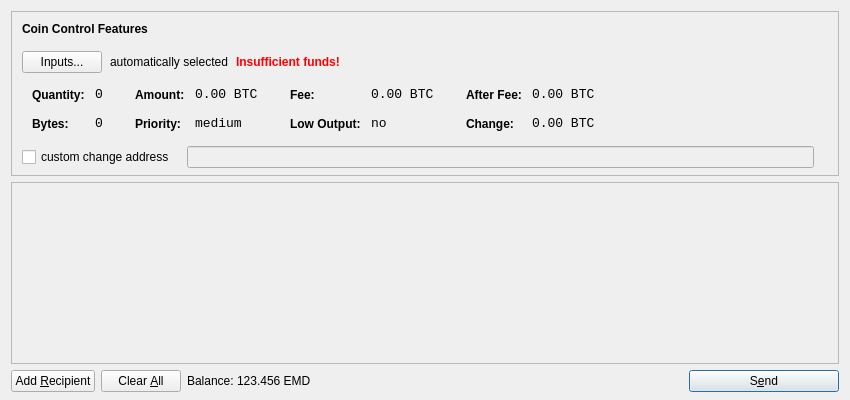
Old version of the form src/qt/forms/sendcoinsdialog.ui in the repository Crypto-Currency/Emerald-OLD---DO-NOT-USE.
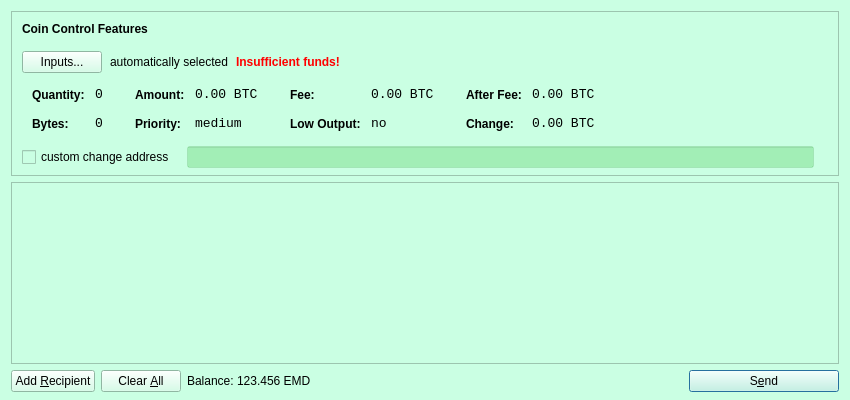
New version of the form. Icons and pictures are not drawn.

Commit message: more color adjustments

```diff
--- a/src/qt/forms/sendcoinsdialog.ui
+++ b/src/qt/forms/sendcoinsdialog.ui
@@ -23,6 +23,14 @@
    <string notr="true">background:transparent;</string>
   </property>
 -->
+<property name="styleSheet">
+<string notr="true">background-color:rgb(202,255,227)</string>
+</property>
+
+<!--     <property name="styleSheet">
+      <string notr="true">background-color: rgb(202,255,227);color: black;}</string>
+     </property>
+-->
   <layout class="QVBoxLayout" name="verticalLayout" stretch="0,1,0">
    <property name="bottomMargin">
     <number>8</number>
@@ -581,11 +589,10 @@
               <verstretch>0</verstretch>
              </sizepolicy>
             </property>
-<!--
+
             <property name="styleSheet">
-             <string notr="true">background-color: rgba(0, 170, 0, 50);</string>
+             <string notr="true">background-color:rgba(0, 170, 0, 50);</string>
             </property>
--->
            </widget>
           </item>
           <item>
```
The commit also changes 3 other files.
